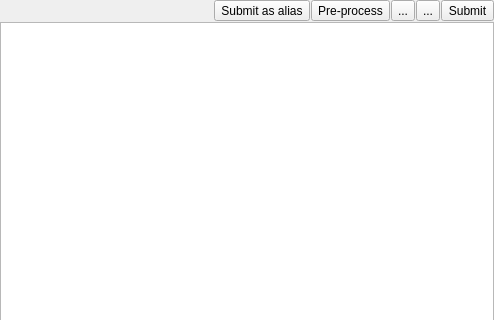
ecmwf/ecflow, file Viewer/src/EditItemWidget.ui: the form before one commit; both pictures show x 0 to 494 and y 0 to 320 of the 494 by 484 pixel window.
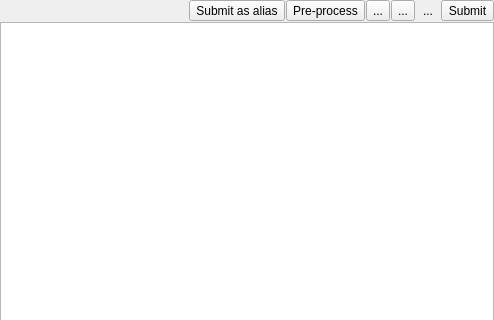
The form after the commit. Icons and pictures are not drawn. Custom widgets are drawn as their Qt base class.

Commit message: Viewer: implement goto line number in text editors [ECFLOW-453]

What changed in the file:
```diff
--- a/Viewer/src/EditItemWidget.ui
+++ b/Viewer/src/EditItemWidget.ui
@@ -88,6 +88,26 @@
        </property>
       </widget>
      </item>
+     <item>
+      <widget class="QToolButton" name="gotoLineTb_">
+       <property name="toolTip">
+        <string>Goto line number (CTRL-L)</string>
+       </property>
+       <property name="text">
+        <string>...</string>
+       </property>
+       <property name="icon">
+        <iconset resource="viewer.qrc">
+         <normaloff>:/viewer/images/goto_line.svg</normaloff>:/viewer/images/goto_line.svg</iconset>
+       </property>
+       <property name="shortcut">
+        <string>Ctrl+L</string>
+       </property>
+       <property name="autoRaise">
+        <bool>true</bool>
+       </property>
+      </widget>
+     </item>
      <item>
       <widget class="QToolButton" name="submitTb_">
        <property name="toolTip">
```
Left out of the diff: 2 changed lines with no effect on the pictures. The commit also changes 24 other files.
